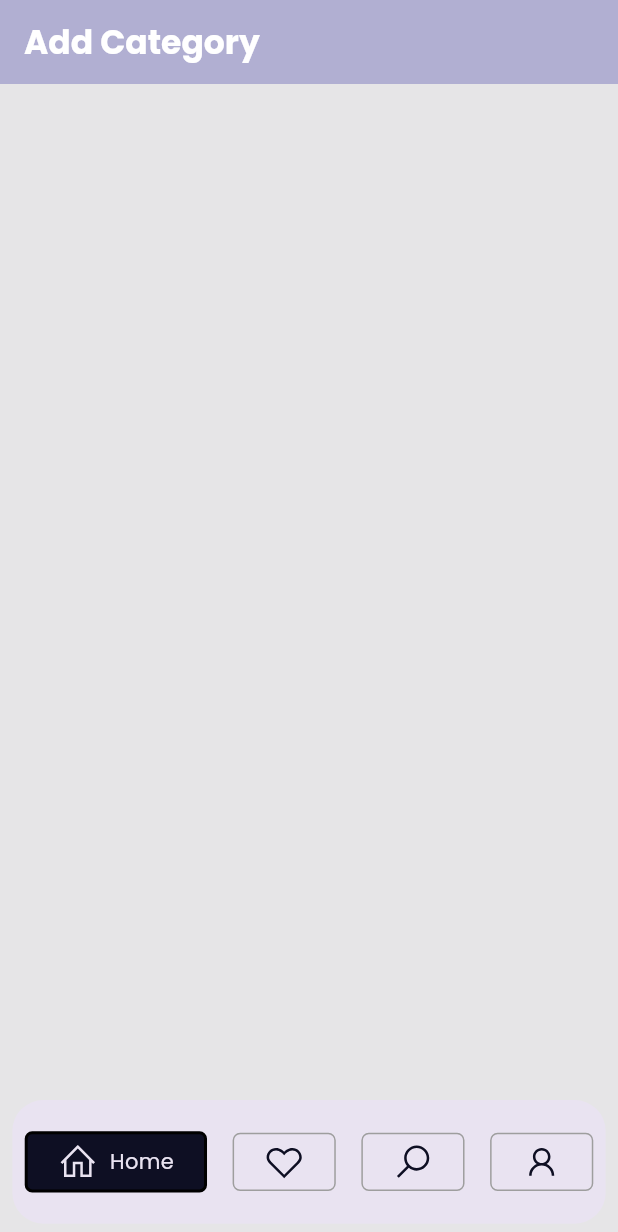
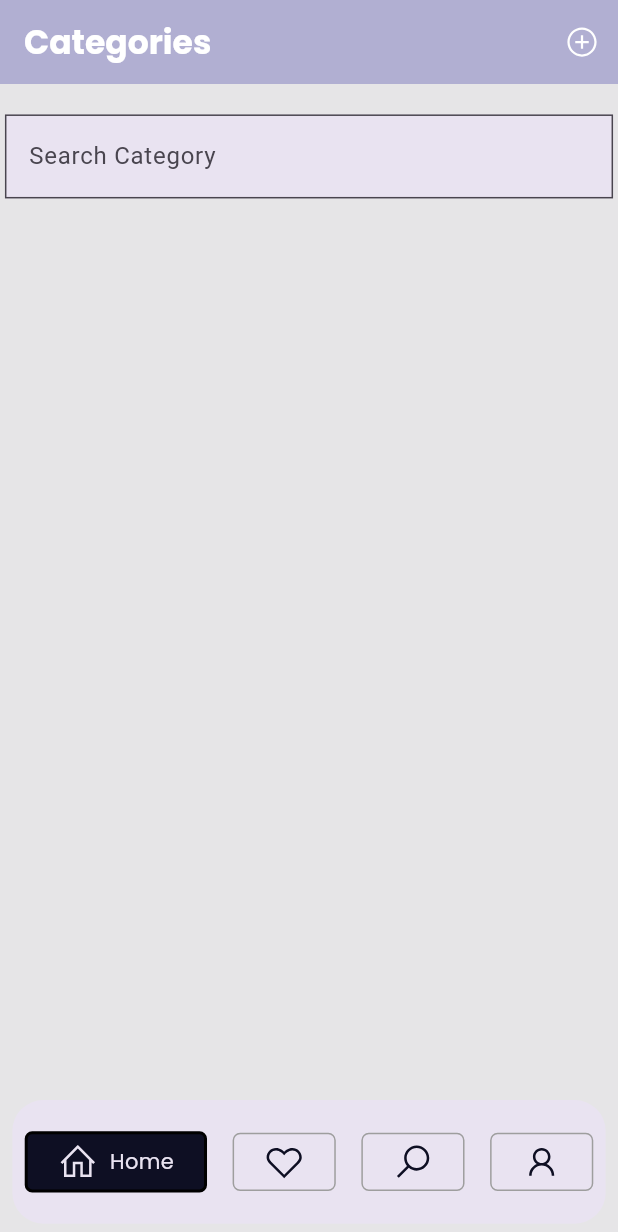
Before and after one commit to Mohammed-Fahiz/expensetracker, a Flutter app: the screen it shows after launch, on a phone screen of 412 x 824 dp. Shown: the top 1232 px of the screen. Run offline on Flutter 3.47's test engine with Material 3 defaults, Android fonts, the phone set to English and light mode, and no system bars; drawn by our look-alikes of google_nav_bar; our stand-ins replace flutter_riverpod, flutter_screenutil, fpdart, go_router, line_icons.

Commit message:
Add custom widgets and implement routing for category management

```diff
--- /dev/null
+++ b/lib/core/custom_widgets/customTextField_widget.dart
@@ -0,0 +1,33 @@
+import 'package:flutter/material.dart';
+
+class CustomTextFieldWidget extends StatelessWidget {
+  final TextEditingController controller;
+  final String labelText;
+  const CustomTextFieldWidget({
+    super.key,
+    required this.controller,
+    required this.labelText,
+  });
+
+  @override
+  Widget build(BuildContext context) {
+    final theme = Theme.of(context);
+    return Container(
+      child: TextField(
+        controller: controller,
+        decoration: InputDecoration(
+          label: Text(labelText),
+          border: OutlineInputBorder(
+            borderRadius: BorderRadius.circular(0),
+            borderSide: BorderSide(color: Colors.grey, width: 1.0),
+          ),
+          focusedBorder: OutlineInputBorder(
+            borderSide: BorderSide(color: Colors.blue, width: 2.0),
+          ),
+          hintText: 'Enter text',
+          hintStyle: TextStyle(color: Colors.grey),
+        ),
+      ),
+    );
+  }
+}
--- a/lib/core/theme/routing/routes.dart
+++ b/lib/core/routing/routes.dart
@@ -1,5 +1,5 @@
 import 'package:expensetracker/features/auth/screens/splash_screen.dart';
-import 'package:expensetracker/features/categories/screens/addCategory_screen.dart';
+import 'package:expensetracker/features/categories/screens/listCategory_screen.dart';
 import 'package:expensetracker/features/home/screens/homeBottonNav_screen.dart';
 import 'package:flutter/material.dart';
 import 'package:go_router/go_router.dart';
@@ -18,7 +18,7 @@ final GoRouter router = GoRouter(
     ),
     GoRoute(
       path: '/add-category',
-      builder: (context, state) => const AddCategoryScreen(),
+      builder: (context, state) => const ListCategoryScreen(),
     ),
   ],
 );
--- a/lib/features/auth/screens/splash_screen.dart
+++ b/lib/features/auth/screens/splash_screen.dart
@@ -1,3 +1,4 @@
+import 'package:expensetracker/core/custom_widgets/loader.dart';
 import 'package:expensetracker/features/home/screens/homeBottonNav_screen.dart';
 import 'package:flutter/material.dart';
 import 'package:flutter_riverpod/flutter_riverpod.dart';
@@ -21,9 +22,7 @@ class _SplashScreenState extends ConsumerState<SplashScreen> {
   @override
   Widget build(BuildContext context) {
     return const Scaffold(
-      body: Center(
-        child: CircularProgressIndicator(),
-      ),
+      body: Loader(),
     );
   }
 
--- a/lib/features/categories/constants/category_constants.dart
+++ b/lib/features/categories/constants/category_constants.dart
@@ -18,8 +18,4 @@ class CategoryConstants {
     Colors.grey,
     Colors.blueGrey,
   ];
-
-
-
-  List<IconData> categoryIcons
 }
--- a/lib/features/categories/screens/addCategory_screen.dart
+++ /dev/null
@@ -1,27 +0,0 @@
-import 'package:flutter/material.dart';
-import 'package:flutter_riverpod/flutter_riverpod.dart';
-
-class AddCategoryScreen extends ConsumerStatefulWidget {
-  static const routeName = "/add-category";
-  const AddCategoryScreen({super.key});
-
-  @override
-  ConsumerState<ConsumerStatefulWidget> createState() =>
-      _AddCategoryScreenState();
-}
-
-class _AddCategoryScreenState extends ConsumerState<AddCategoryScreen> {
-  @override
-  Widget build(BuildContext context) {
-    return Scaffold(
-      appBar: AppBar(
-        title: const Text("Add Category"),
-      ),
-      body: SingleChildScrollView(
-        child: Column(
-          children: [],
-        ),
-      ),
-    );
-  }
-}
--- /dev/null
+++ b/lib/features/categories/screens/listCategory_screen.dart
@@ -0,0 +1,114 @@
+import 'package:expensetracker/core/custom_widgets/customTextField_widget.dart';
+import 'package:flutter/material.dart';
+import 'package:flutter_riverpod/flutter_riverpod.dart';
+import 'package:flutter_screenutil/flutter_screenutil.dart';
+import 'package:line_icons/line_icons.dart';
+
+class ListCategoryScreen extends ConsumerStatefulWidget {
+  static const routeName = "/add-category";
+  const ListCategoryScreen({super.key});
+
+  @override
+  ConsumerState<ConsumerStatefulWidget> createState() =>
+      _ListCategoryScreenState();
+}
+
+class _ListCategoryScreenState extends ConsumerState<ListCategoryScreen> {
+  final TextEditingController categoryNameController = TextEditingController();
+
+  @override
+  void dispose() {
+    super.dispose();
+    categoryNameController.dispose();
+  }
+
+  @override
+  Widget build(BuildContext context) {
+    return Scaffold(
+      appBar: AppBar(
+        title: const Text("Categories"),
+        actions: [
+          IconButton(
+            icon: const Icon(LineIcons.plusCircle),
+            onPressed: () {
+              addOrEditCategory();
+            },
+          ),
+        ],
+      ),
+      body: SingleChildScrollView(
+        child: Padding(
+          padding: EdgeInsets.symmetric(horizontal: 3.w),
+          child: Column(
+            children: [
+              SizedBox(height: 20.h),
+              CustomTextFieldWidget(
+                controller: categoryNameController,
+                labelText: "Search Category",
+              ),
+            ],
+          ),
+        ),
+      ),
+    );
+  }
+
+  Future<void> addOrEditCategory() async {
+    showModalBottomSheet(
+      isScrollControlled: true,
+      context: context,
+      builder: (BuildContext context) {
+        return Container(
+          padding: EdgeInsets.all(16.w),
+          child: SingleChildScrollView(
+            child: Padding(
+              padding: EdgeInsets.only(
+                bottom: MediaQuery.of(context).viewInsets.bottom,
+              ),
+              child: Column(
+                mainAxisSize: MainAxisSize.min,
+                children: [
+                  Container(
+                    width: 40.w,
+                    height: 5.h,
+                    margin: EdgeInsets.only(bottom: 8.h),
+                    decoration: BoxDecoration(
+                      color: Colors.grey[400],
+                      borderRadius: BorderRadius.circular(10.r),
+                    ),
+                  ),
+                  Text(
+                    "Add a Category",
+                    style: TextStyle(
+                      fontSize: 20.sp,
+                      fontWeight: FontWeight.bold,
+                    ),
+                  ),
+                  SizedBox(height: 20.h),
+                  CustomTextFieldWidget(
+                    controller: categoryNameController,
+                    labelText: "Category Name",
+                  ),
+                  SizedBox(height: 20.h),
+                  ElevatedButton(
+                    onPressed: () => Navigator.of(context).pop(),
+                    style: ElevatedButton.styleFrom(
+                      padding: EdgeInsets.symmetric(
+                          horizontal: 20.w, vertical: 10.h),
+                    ),
+                    child: Text(
+                      "Close",
+                      style: TextStyle(fontSize: 16.sp),
+                    ),
+                  ),
+                ],
+              ),
+            ),
+          ),
+        );
+      },
+      barrierColor: Colors.black45,
+      backgroundColor: Colors.white,
+    );
+  }
+}
--- a/lib/features/home/screens/homeBottonNav_screen.dart
+++ b/lib/features/home/screens/homeBottonNav_screen.dart
@@ -1,10 +1,11 @@
 import 'package:expensetracker/core/theme/theme.dart';
-import 'package:expensetracker/features/categories/screens/addCategory_screen.dart';
+import 'package:expensetracker/features/categories/screens/listCategory_screen.dart';
 import 'package:flutter/material.dart';
 import 'package:flutter_riverpod/flutter_riverpod.dart';
 import 'package:google_nav_bar/google_nav_bar.dart';
 import 'package:line_icons/line_icons.dart';
 import 'package:go_router/go_router.dart';
+import 'package:flutter_screenutil/flutter_screenutil.dart';
 
 class HomeBottomNavScreen extends ConsumerWidget {
   static const routeName = "/home";
@@ -16,9 +17,6 @@ class HomeBottomNavScreen extends ConsumerWidget {
 
   @override
   Widget build(BuildContext context, WidgetRef ref) {
-    double w = MediaQuery.sizeOf(context).width;
-    double h = MediaQuery.sizeOf(context).height;
-
     final String currentLocation = GoRouterState.of(context).uri.toString();
     final int currentIndex =
         _tabs.indexWhere((path) => currentLocation.startsWith(path));
@@ -27,18 +25,24 @@ class HomeBottomNavScreen extends ConsumerWidget {
       body: IndexedStack(
         index: currentIndex == -1 ? 0 : currentIndex,
         children: const [
-          AddCategoryScreen(),
+          ListCategoryScreen(),
         ],
       ),
       bottomNavigationBar: Padding(
-        padding:
-            EdgeInsets.only(left: w * .02, right: w * .02, bottom: h * .01),
+        padding: EdgeInsets.only(
+          left: 0.02.sw,
+          right: 0.02.sw,
+          bottom: 0.01.sh,
+        ),
         child: Container(
-          height: h * .1,
-          padding: EdgeInsets.symmetric(horizontal: w * .02, vertical: h * .02),
+          height: 0.1.sh,
+          padding: EdgeInsets.symmetric(
+            horizontal: 0.02.sw,
+            vertical: 0.02.sh,
+          ),
           decoration: BoxDecoration(
             color: AppThemes.lightSurface,
-            borderRadius: BorderRadius.circular(w * .05),
+            borderRadius: BorderRadius.circular(0.05.sw),
           ),
           child: GNav(
             tabBackgroundColor: AppThemes.darkestBlue,
@@ -54,7 +58,7 @@ class HomeBottomNavScreen extends ConsumerWidget {
             color: AppThemes.darkestBlue,
             activeColor: AppThemes.lightSurface,
             textStyle: const TextStyle(color: AppThemes.lightSurface),
-            iconSize: w * .065,
+            iconSize: 0.065.sw,
             padding: const EdgeInsets.symmetric(horizontal: 20, vertical: 5),
             selectedIndex: currentIndex == -1 ? 0 : currentIndex,
             onTabChange: (index) {
--- a/lib/main.dart
+++ b/lib/main.dart
@@ -1,11 +1,17 @@
-import 'package:expensetracker/core/theme/routing/routes.dart';
+import 'package:expensetracker/core/routing/routes.dart';
 import 'package:expensetracker/core/theme/theme.dart';
 import 'package:expensetracker/features/auth/screens/splash_screen.dart';
 import 'package:expensetracker/features/home/screens/homeBottonNav_screen.dart';
 import 'package:flutter/material.dart';
+import 'package:flutter_riverpod/flutter_riverpod.dart';
+import 'package:flutter_screenutil/flutter_screenutil.dart';
 
 void main() {
-  runApp(const MyApp());
+  runApp(
+    const ProviderScope(
+      child: MyApp(),
+    ),
+  );
 }
 
 class MyApp extends StatelessWidget {
@@ -13,10 +19,15 @@ class MyApp extends StatelessWidget {
 
   @override
   Widget build(BuildContext context) {
-    return MaterialApp.router(
-      debugShowCheckedModeBanner: false,
-      theme: AppThemes.lightTheme,
-      routerConfig: router,
+    return ScreenUtilInit(
+      designSize: const Size(375, 812),
+      minTextAdapt: true, // auto adapt text
+      splitScreenMode: true,
+      child: MaterialApp.router(
+        debugShowCheckedModeBanner: true,
+        theme: AppThemes.lightTheme,
+        routerConfig: router,
+      ),
     );
   }
 }
--- a/pubspec.yaml
+++ b/pubspec.yaml
@@ -15,6 +15,7 @@ dependencies:
   line_icons: ^2.0.3
   go_router: ^14.8.1
   fpdart: ^1.1.1
+  flutter_screenutil: ^5.9.3
 
 dev_dependencies:
   flutter_test:
```
Also changed, not shown: lib/core/custom_widgets/loader.dart (added, +16 -0 lines), lib/core/error_handling/error_text.dart (renamed from lib/core/theme/error_handling/error_text.dart), lib/core/error_handling/failure.dart (renamed from lib/core/theme/error_handling/failure.dart), lib/core/error_handling/type_defs.dart (renamed from lib/core/theme/error_handling/type_defs.dart), pubspec.lock.
